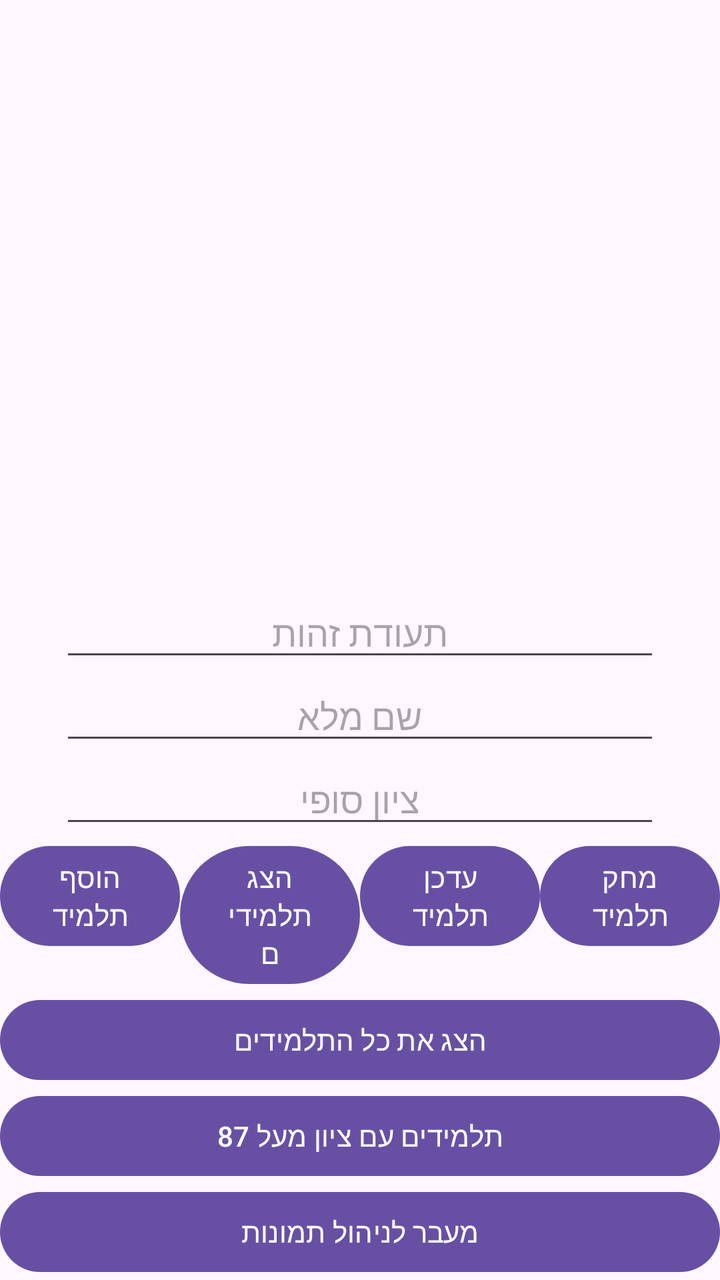
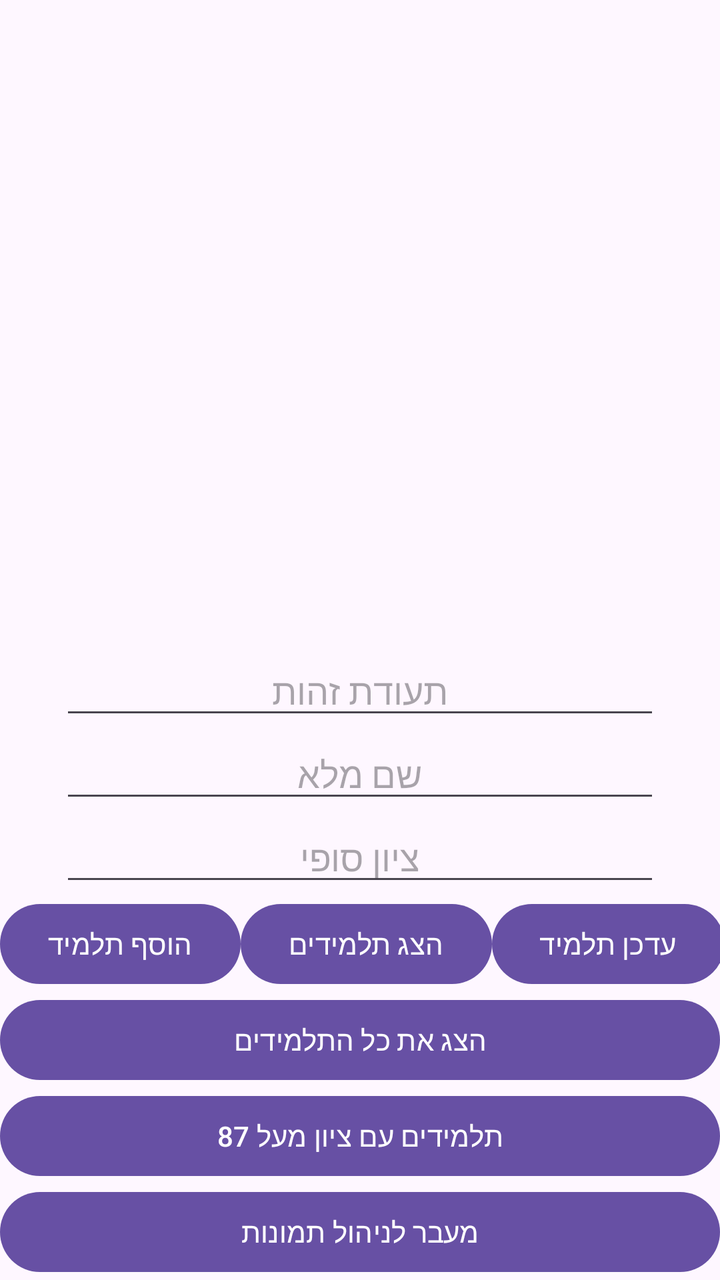

Before-and-after screenshots of an Android layout around one commit, followed by the original layout XML and the change that was made.
<!-- AndroidManifest.xml: application theme Theme.GuyFirstFBApplication -->
<!-- res/layout/activity_main.xml -->
<androidx.constraintlayout.widget.ConstraintLayout
    xmlns:android="http://schemas.android.com/apk/res/android"
    xmlns:app="http://schemas.android.com/apk/res-auto"
    xmlns:tools="http://schemas.android.com/tools"
    android:id="@+id/main"
    android:layout_width="match_parent"
    android:layout_height="match_parent">

    <ScrollView
        android:layout_width="match_parent"
        android:layout_height="0dp"
        app:layout_constraintTop_toTopOf="parent"
        app:layout_constraintBottom_toTopOf="@id/bottomlayout">

        <LinearLayout
            android:layout_width="match_parent"
            android:layout_height="wrap_content"
            android:layout_marginTop="40sp"
            android:gravity="center">

            <TextView
                android:id="@+id/tvcontent"
                android:layout_width="wrap_content"
                android:layout_height="wrap_content"
                android:textSize="20sp"
                android:textDirection="rtl" />

        </LinearLayout>
    </ScrollView>

    <LinearLayout
        android:id="@+id/bottomlayout"
        android:layout_width="match_parent"
        android:layout_height="wrap_content"
        android:orientation="vertical"
        android:gravity="center"
        app:layout_constraintBottom_toBottomOf="parent">

        <EditText
            android:id="@+id/tz"
            android:layout_width="300dp"
            android:layout_height="wrap_content"
            android:gravity="center"
            android:hint="תעודת זהות" />

        <EditText
            android:id="@+id/fullname"
            android:layout_width="300dp"
            android:layout_height="wrap_content"
            android:gravity="center"
            android:hint="שם מלא" />

        <EditText
            android:id="@+id/grade"
            android:layout_width="300dp"
            android:layout_height="wrap_content"
            android:gravity="center"
            android:hint="ציון סופי" />

        <LinearLayout
            android:layout_width="match_parent"
            android:layout_height="wrap_content">

            <Button
                android:id="@+id/btnInsert"
                android:layout_width="0dp"
                android:layout_weight="1"
                android:layout_height="wrap_content"
                android:text="הוסף תלמיד" />

            <Button
                android:id="@+id/btnSelect"
                android:layout_width="0dp"
                android:layout_weight="1"
                android:layout_height="wrap_content"
                android:text="הצג תלמידים" />

            <Button
                android:id="@+id/btnUpdate"
                android:layout_width="0dp"
                android:layout_weight="1"
                android:layout_height="wrap_content"
                android:text="עדכן תלמיד" />

            <Button
                android:id="@+id/btnDelete"
                android:layout_width="0dp"
                android:layout_weight="1"
                android:layout_height="wrap_content"
                android:text="מחק תלמיד" />

        </LinearLayout>

        <Button
            android:id="@+id/btnReadAll"
            android:layout_width="match_parent"
            android:layout_height="wrap_content"
            android:text="הצג את כל התלמידים" />

        <Button
            android:id="@+id/btnFilterGrade"
            android:layout_width="match_parent"
            android:layout_height="wrap_content"
            android:text="תלמידים עם ציון מעל 87" />

        <Button
            android:id="@+id/btnOpenImages"
            android:layout_width="match_parent"
            android:layout_height="wrap_content"
            android:text="מעבר לניהול תמונות" />

    </LinearLayout>

</androidx.constraintlayout.widget.ConstraintLayout>
<!-- resources referenced by this layout -->
<resources>
  <style name="Theme.GuyFirstFBApplication" parent="Base.Theme.GuyFirstFBApplication" />
  <style name="Base.Theme.GuyFirstFBApplication" parent="Theme.Material3.DayNight.NoActionBar">
          
          
      </style>
</resources>

<!-- the commit's change to res/layout/activity_main.xml (unified diff, before → after) -->
@@ -88,6 +88,11 @@
                 android:layout_weight="1"
                 android:layout_height="wrap_content"
                 android:text="מחק תלמיד" />
+            <Button
+                android:id="@+id/btnLogout"
+                android:layout_width="match_parent"
+                android:layout_height="wrap_content"
+                android:text="התנתקות" />
 
         </LinearLayout>
 
@@ -96,6 +101,7 @@
             android:layout_width="match_parent"
             android:layout_height="wrap_content"
             android:text="הצג את כל התלמידים" />
+
 
         <Button
             android:id="@+id/btnFilterGrade"
